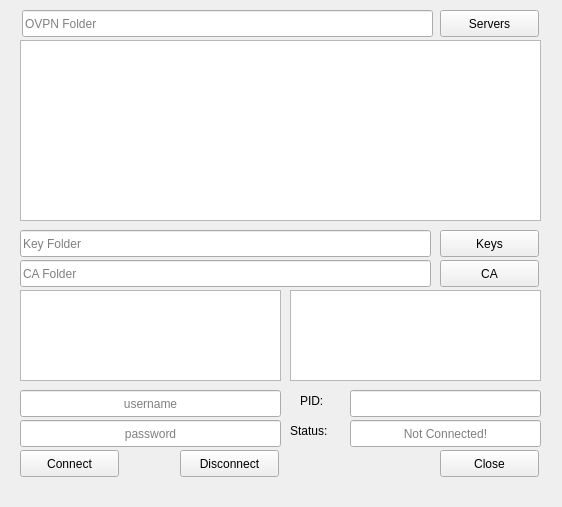
The window that vpnmanager.ui (arturgontijo/VPNManager) describes before a commit, drawn with Qt 5.
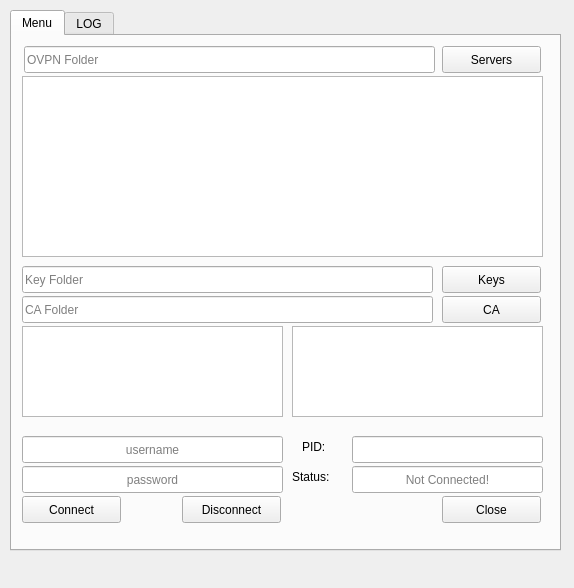
The same window after the commit.

What changed in the file:
```diff
--- a/vpnmanager.ui
+++ b/vpnmanager.ui
@@ -6,8 +6,8 @@
    <rect>
     <x>0</x>
     <y>0</y>
-    <width>562</width>
-    <height>507</height>
+    <width>574</width>
+    <height>588</height>
    </rect>
   </property>
   <property name="sizePolicy">
@@ -20,10 +20,29 @@
    <string>VPNManager</string>
   </property>
   <widget class="QWidget" name="centralWidget">
+   <widget class="QTabWidget" name="tabWidget">
+    <property name="geometry">
+     <rect>
+      <x>10</x>
+      <y>10</y>
+      <width>551</width>
+      <height>541</height>
+     </rect>
+    </property>
+    <property name="tabPosition">
+     <enum>QTabWidget::North</enum>
+    </property>
+    <property name="currentIndex">
+     <number>0</number>
+    </property>
+    <widget class="QWidget" name="tab">
+     <attribute name="title">
+      <string>Menu</string>
+     </attribute>
    <widget class="QPushButton" name="btServers">
     <property name="geometry">
      <rect>
-      <x>440</x>
+        <x>430</x>
       <y>10</y>
       <width>99</width>
       <height>27</height>
@@ -33,23 +52,29 @@
      <string>Servers</string>
     </property>
    </widget>
-   <widget class="QPushButton" name="btkeys">
+     <widget class="QLineEdit" name="textServers">
     <property name="geometry">
      <rect>
-      <x>440</x>
-      <y>230</y>
-      <width>99</width>
+        <x>12</x>
+        <y>10</y>
+        <width>411</width>
       <height>27</height>
      </rect>
     </property>
-    <property name="text">
-     <string>Keys</string>
+      <property name="toolTip">
+       <string>Folder where .ovpn files are</string>
+      </property>
+      <property name="readOnly">
+       <bool>true</bool>
+      </property>
+      <property name="placeholderText">
+       <string>OVPN Folder</string>
     </property>
    </widget>
    <widget class="QListView" name="listServers">
     <property name="geometry">
      <rect>
-      <x>20</x>
+        <x>10</x>
       <y>40</y>
       <width>521</width>
       <height>181</height>
@@ -62,7 +87,7 @@
    <widget class="QListView" name="listKeys">
     <property name="geometry">
      <rect>
-      <x>20</x>
+        <x>10</x>
       <y>290</y>
       <width>261</width>
       <height>91</height>
@@ -72,11 +97,11 @@
      <string>.keys files</string>
     </property>
    </widget>
-   <widget class="QLineEdit" name="textServers">
+     <widget class="QLineEdit" name="textCA">
     <property name="geometry">
      <rect>
-      <x>22</x>
-      <y>10</y>
+        <x>10</x>
+        <y>260</y>
       <width>411</width>
       <height>27</height>
      </rect>
@@ -88,13 +113,13 @@
      <bool>true</bool>
     </property>
     <property name="placeholderText">
-     <string>OVPN Folder</string>
+       <string>CA Folder</string>
     </property>
    </widget>
    <widget class="QLineEdit" name="textKeys">
     <property name="geometry">
      <rect>
-      <x>20</x>
+        <x>10</x>
       <y>230</y>
       <width>411</width>
       <height>27</height>
@@ -110,73 +135,10 @@
      <string>Key Folder</string>
     </property>
    </widget>
-   <widget class="QPushButton" name="btConnect">
-    <property name="geometry">
-     <rect>
-      <x>20</x>
-      <y>450</y>
-      <width>99</width>
-      <height>27</height>
-     </rect>
-    </property>
-    <property name="text">
-     <string>Connect</string>
-    </property>
-   </widget>
-   <widget class="QLineEdit" name="textUser">
-    <property name="geometry">
-     <rect>
-      <x>20</x>
-      <y>390</y>
-      <width>261</width>
-      <height>27</height>
-     </rect>
-    </property>
-    <property name="toolTip">
-     <string>username</string>
-    </property>
-    <property name="alignment">
-     <set>Qt::AlignCenter</set>
-    </property>
-    <property name="readOnly">
-     <bool>false</bool>
-    </property>
-    <property name="placeholderText">
-     <string>username</string>
-    </property>
-   </widget>
-   <widget class="QLineEdit" name="textPass">
-    <property name="geometry">
-     <rect>
-      <x>20</x>
-      <y>420</y>
-      <width>261</width>
-      <height>27</height>
-     </rect>
-    </property>
-    <property name="toolTip">
-     <string>password</string>
-    </property>
-    <property name="inputMethodHints">
-     <set>Qt::ImhHiddenText|Qt::ImhNoAutoUppercase|Qt::ImhNoPredictiveText|Qt::ImhSensitiveData</set>
-    </property>
-    <property name="echoMode">
-     <enum>QLineEdit::Password</enum>
-    </property>
-    <property name="alignment">
-     <set>Qt::AlignCenter</set>
-    </property>
-    <property name="readOnly">
-     <bool>false</bool>
-    </property>
-    <property name="placeholderText">
-     <string>password</string>
-    </property>
-   </widget>
    <widget class="QListView" name="listCA">
     <property name="geometry">
      <rect>
-      <x>290</x>
+        <x>280</x>
       <y>290</y>
       <width>251</width>
       <height>91</height>
@@ -186,29 +148,10 @@
      <string>.crt files</string>
     </property>
    </widget>
-   <widget class="QLineEdit" name="textCA">
-    <property name="geometry">
-     <rect>
-      <x>20</x>
-      <y>260</y>
-      <width>411</width>
-      <height>27</height>
-     </rect>
-    </property>
-    <property name="toolTip">
-     <string>Folder where .crt files are</string>
-    </property>
-    <property name="readOnly">
-     <bool>true</bool>
-    </property>
-    <property name="placeholderText">
-     <string>CA Folder</string>
-    </property>
-   </widget>
    <widget class="QPushButton" name="btCA">
     <property name="geometry">
      <rect>
-      <x>440</x>
+        <x>430</x>
       <y>260</y>
       <width>99</width>
       <height>27</height>
@@ -218,11 +161,65 @@
      <string>CA</string>
     </property>
    </widget>
-   <widget class="QLineEdit" name="textStatus">
+     <widget class="QPushButton" name="btkeys">
     <property name="geometry">
      <rect>
-      <x>350</x>
-      <y>420</y>
+        <x>430</x>
+        <y>230</y>
+        <width>99</width>
+        <height>27</height>
+       </rect>
+      </property>
+      <property name="text">
+       <string>Keys</string>
+      </property>
+     </widget>
+     <widget class="QLineEdit" name="textPass">
+      <property name="geometry">
+       <rect>
+        <x>10</x>
+        <y>430</y>
+        <width>261</width>
+        <height>27</height>
+       </rect>
+      </property>
+      <property name="toolTip">
+       <string>password</string>
+      </property>
+      <property name="inputMethodHints">
+       <set>Qt::ImhHiddenText|Qt::ImhNoAutoUppercase|Qt::ImhNoPredictiveText|Qt::ImhSensitiveData</set>
+      </property>
+      <property name="echoMode">
+       <enum>QLineEdit::Password</enum>
+      </property>
+      <property name="alignment">
+       <set>Qt::AlignCenter</set>
+      </property>
+      <property name="readOnly">
+       <bool>false</bool>
+      </property>
+      <property name="placeholderText">
+       <string>password</string>
+      </property>
+     </widget>
+     <widget class="QPushButton" name="btConnect">
+      <property name="geometry">
+       <rect>
+        <x>10</x>
+        <y>460</y>
+        <width>99</width>
+        <height>27</height>
+       </rect>
+      </property>
+      <property name="text">
+       <string>Connect</string>
+      </property>
+     </widget>
+     <widget class="QLineEdit" name="textPID">
+      <property name="geometry">
+       <rect>
+        <x>340</x>
+        <y>400</y>
       <width>191</width>
       <height>27</height>
      </rect>
@@ -237,14 +234,14 @@
      <bool>true</bool>
     </property>
     <property name="placeholderText">
-     <string>Not Connected!</string>
+       <string/>
     </property>
    </widget>
    <widget class="QLabel" name="labelStatus">
     <property name="geometry">
      <rect>
-      <x>290</x>
-      <y>420</y>
+        <x>280</x>
+        <y>430</y>
       <width>51</width>
       <height>21</height>
      </rect>
@@ -253,11 +250,24 @@
      <string>Status:</string>
     </property>
    </widget>
+     <widget class="QPushButton" name="btClose">
+      <property name="geometry">
+       <rect>
+        <x>430</x>
+        <y>460</y>
+        <width>99</width>
+        <height>27</height>
+       </rect>
+      </property>
+      <property name="text">
+       <string>Close</string>
+      </property>
+     </widget>
    <widget class="QPushButton" name="btDisconnect">
     <property name="geometry">
      <rect>
-      <x>180</x>
-      <y>450</y>
+        <x>170</x>
+        <y>460</y>
       <width>99</width>
       <height>27</height>
      </rect>
@@ -266,11 +276,33 @@
      <string>Disconnect</string>
     </property>
    </widget>
-   <widget class="QLineEdit" name="textPID">
+     <widget class="QLineEdit" name="textUser">
     <property name="geometry">
      <rect>
-      <x>350</x>
-      <y>390</y>
+        <x>10</x>
+        <y>400</y>
+        <width>261</width>
+        <height>27</height>
+       </rect>
+      </property>
+      <property name="toolTip">
+       <string>username</string>
+      </property>
+      <property name="alignment">
+       <set>Qt::AlignCenter</set>
+      </property>
+      <property name="readOnly">
+       <bool>false</bool>
+      </property>
+      <property name="placeholderText">
+       <string>username</string>
+      </property>
+     </widget>
+     <widget class="QLineEdit" name="textStatus">
+      <property name="geometry">
+       <rect>
+        <x>340</x>
+        <y>430</y>
       <width>191</width>
       <height>27</height>
      </rect>
@@ -285,14 +317,14 @@
      <bool>true</bool>
     </property>
     <property name="placeholderText">
-     <string/>
+       <string>Not Connected!</string>
     </property>
    </widget>
    <widget class="QLabel" name="labelPID">
     <property name="geometry">
      <rect>
-      <x>300</x>
-      <y>390</y>
+        <x>290</x>
+        <y>400</y>
       <width>31</width>
       <height>21</height>
      </rect>
@@ -301,18 +333,35 @@
      <string>PID:</string>
     </property>
    </widget>
-   <widget class="QPushButton" name="btClose">
+    </widget>
+    <widget class="QWidget" name="tab_2">
+     <attribute name="title">
+      <string>LOG</string>
+     </attribute>
+     <widget class="QTextBrowser" name="textLOG">
     <property name="geometry">
      <rect>
-      <x>440</x>
-      <y>450</y>
+        <x>10</x>
+        <y>11</y>
+        <width>521</width>
+        <height>441</height>
+       </rect>
+      </property>
+     </widget>
+     <widget class="QPushButton" name="btClear">
+      <property name="geometry">
+       <rect>
+        <x>430</x>
+        <y>460</y>
       <width>99</width>
       <height>27</height>
      </rect>
     </property>
     <property name="text">
-     <string>Close</string>
-    </property>
+       <string>Clear</string>
+      </property>
+     </widget>
+    </widget>
    </widget>
   </widget>
   <widget class="QMenuBar" name="menuBar">
```
Left out of the diff: 25 changed lines with no effect on the pictures. Lines whose indentation alone changed are shown as unchanged.
